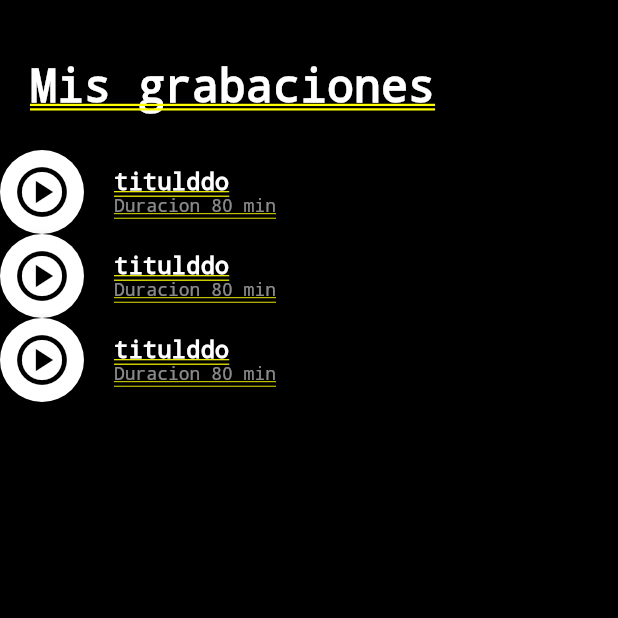
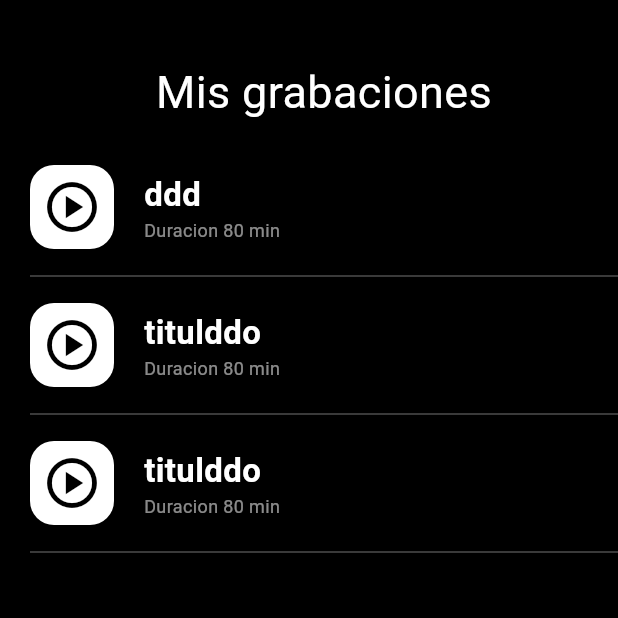
Before and after one commit to MateoG404/Mobile_Application_Development_UniAndes, a Flutter app: the screen it shows after launch, on a phone screen of 412 x 824 dp, the top half of it. Run offline on Flutter 3.47's test engine with Material 2 defaults, Android fonts, the phone set to English and light mode, and no system bars.

Commit message:
Mejora frontend

```diff
--- a/Pl/Retos_curso_platzi/prueba_tecnica_mateo/grabadora_app/lib/main.dart
+++ b/Pl/Retos_curso_platzi/prueba_tecnica_mateo/grabadora_app/lib/main.dart
@@ -12,10 +12,15 @@ class MyApp extends StatelessWidget {
   @override
   Widget build(BuildContext context) {
     return MaterialApp(
-        title: 'Flutter Demo',
+        title: 'Prueba tecnica Mateo',
         theme: ThemeData(
+          colorScheme: ColorScheme.fromSeed(seedColor: Colors.deepPurple),
+
           scaffoldBackgroundColor: Colors.black, // Fondo blanco
+          useMaterial3: true,
         ),
-        home: ListaGrabaciones());
+        home: Scaffold(
+          body: ListaGrabaciones(),
+        ));
   }
 }
--- a/Pl/Retos_curso_platzi/prueba_tecnica_mateo/grabadora_app/lib/pages/grabacion.dart
+++ b/Pl/Retos_curso_platzi/prueba_tecnica_mateo/grabadora_app/lib/pages/grabacion.dart
@@ -2,45 +2,67 @@ import 'package:flutter/material.dart';
 import 'package:grabadora_app/pages/boton_reproduccion.dart';
 
 class Grabacion extends StatelessWidget {
+  // ignore: non_constant_identifier_names
   final String titulo_grabacion;
+  // ignore: non_constant_identifier_names
   final String descripcion_grabacion;
 
-  Grabacion(
+  const Grabacion(
       {Key? key,
+      // ignore: non_constant_identifier_names
       required this.titulo_grabacion,
+      // ignore: non_constant_identifier_names
       required this.descripcion_grabacion})
       : super(key: key);
 
   @override
   Widget build(BuildContext context) {
-    final nombre_grabacion = Text(
+    final nombreGrabacion = Container(
+      margin: const EdgeInsets.only(left: 20),
+      child: Text(
         titulo_grabacion,
         style: const TextStyle(
-          fontSize: 16, color: Colors.white, fontWeight: FontWeight.bold),
+            fontSize: 22, color: Colors.white, fontWeight: FontWeight.bold),
+        overflow: TextOverflow.ellipsis,
+      ),
     );
 
-    final descripcion = Text(
+    final descripcion = Container(
+      margin: const EdgeInsets.only(left: 20),
+      child: Text(
         descripcion_grabacion,
         style: const TextStyle(
             fontSize: 12, color: Colors.white54, fontWeight: FontWeight.normal),
+        overflow: TextOverflow.ellipsis,
+      ),
     );
 
-    final nombre_descirpion_grabacion = Column(
-      crossAxisAlignment: CrossAxisAlignment
-          .start, // Aligns children to the start of the column
-      children: [nombre_grabacion, descripcion],
+    final nombreDescirpionGrabacion = Container(
+      child: Column(
+        mainAxisAlignment: MainAxisAlignment.center,
+        crossAxisAlignment: CrossAxisAlignment.start,
+        children: [nombreGrabacion, descripcion],
+      ),
     );
-
+    final divider = Divider(
+      color: Colors.white30,
+    );
     return Container(
+        margin: EdgeInsets.only(top: 10, left: 20),
         color: Colors.black,
-      child: Row(
+        child: Column(
+          children: [
+            Row(
+              mainAxisAlignment: MainAxisAlignment.start,
+              crossAxisAlignment: CrossAxisAlignment.center,
               children: [
                 BotonReproduccion(),
-          SizedBox(
-              width: 20), // Adds some spacing between the button and the text
-          nombre_descirpion_grabacion,
+                Expanded(
+                    child: nombreDescirpionGrabacion), // Wrapped with Expanded
               ],
             ),
-    );
+            Container(margin: EdgeInsets.only(top: 10), child: divider)
+          ],
+        ));
   }
 }
--- a/Pl/Retos_curso_platzi/prueba_tecnica_mateo/grabadora_app/lib/pages/list_grabaciones.dart
+++ b/Pl/Retos_curso_platzi/prueba_tecnica_mateo/grabadora_app/lib/pages/list_grabaciones.dart
@@ -13,16 +13,19 @@ class ListaGrabaciones extends StatelessWidget {
             margin: const EdgeInsets.only(top: 40, left: 20),
             child: const Text(
               'Mis grabaciones',
-              textAlign: TextAlign.left,
+              textAlign: TextAlign.center,
               style: TextStyle(color: Colors.white, fontSize: 30),
             )));
 
     return Container(
-      color: Colors.black, // Add this line for white background
-      child: Column(children: [
+      color: Colors.black,
+      child: SingleChildScrollView(
+        // Wrap with SingleChildScrollView
+        child: Column(
+          children: [
             texto,
             Grabacion(
-          titulo_grabacion: "titulddo",
+              titulo_grabacion: "ddd",
               descripcion_grabacion: "Duracion 80 min",
             ),
             Grabacion(
@@ -32,8 +35,10 @@ class ListaGrabaciones extends StatelessWidget {
             Grabacion(
               titulo_grabacion: "titulddo",
               descripcion_grabacion: "Duracion 80 min",
-        )
-      ]),
+            ),
+          ],
+        ),
+      ),
     );
   }
 }
```
Lines whose indentation alone changed are shown as unchanged.
